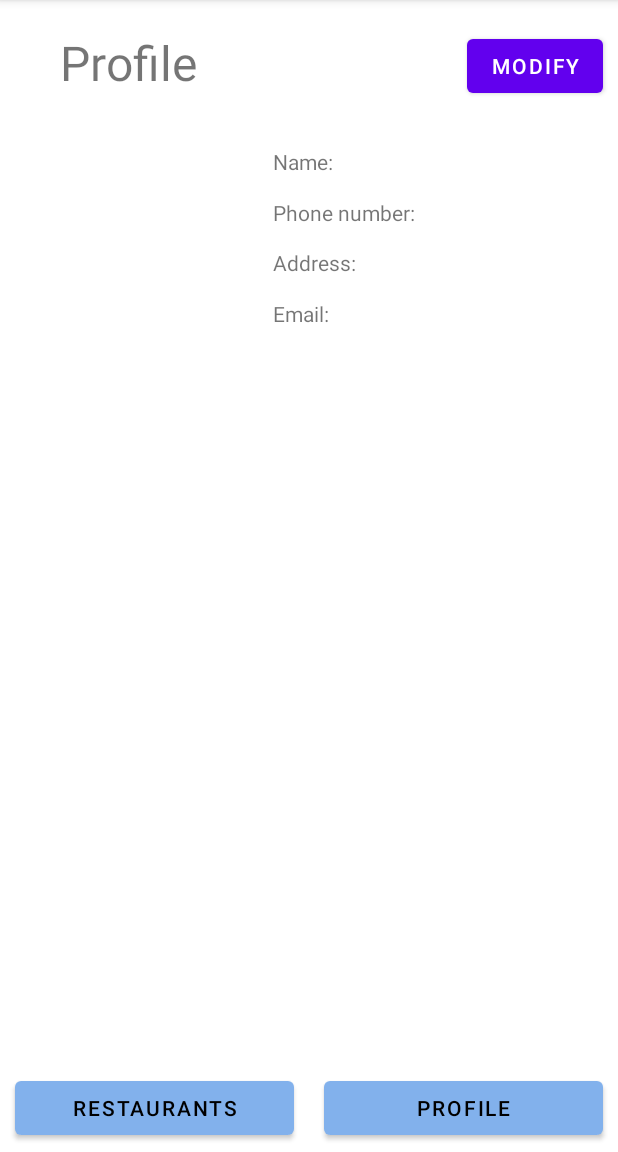
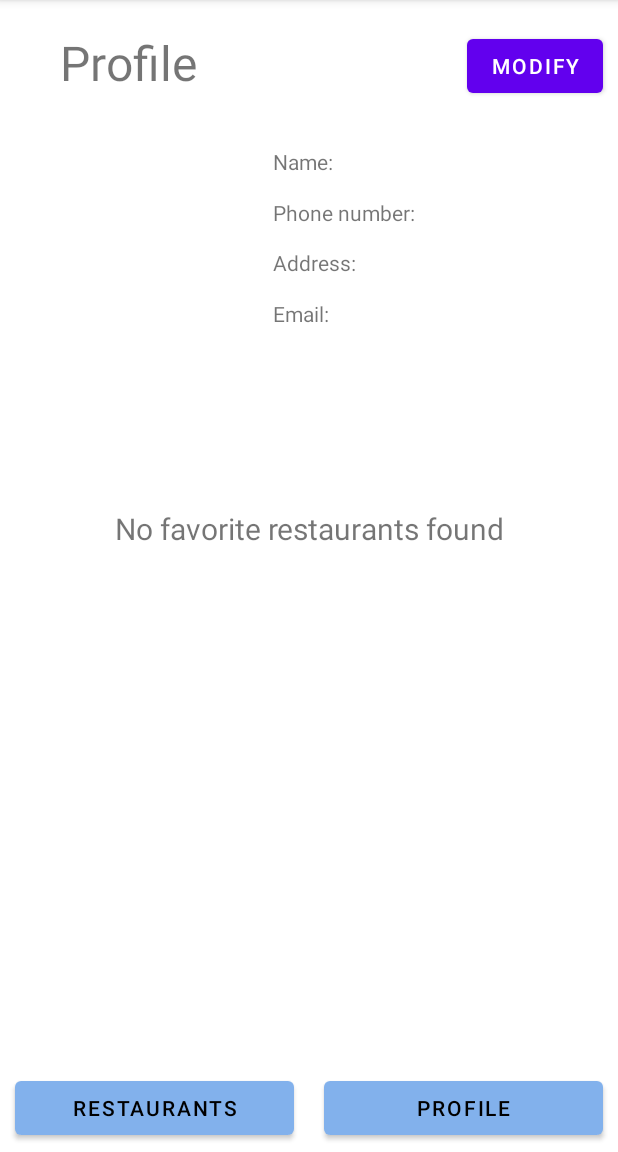
Before and after one commit to SomaiNorbert/WhereToEat, an Android app: the fragment FragmentProfile placed in its activity, on a phone screen of 412 x 824 dp, the part 84-1236 px from its top. Run offline under Robolectric (Android 15) with nearby library versions, the phone set to English and light mode, and no system bars; network calls fail; pictures from the network do not load.

Commit message:
Profile screen now shows the favorite restaurants

```diff
--- a/app/src/main/java/com/example/wheretoeat/MySqliteHandler.kt
+++ b/app/src/main/java/com/example/wheretoeat/MySqliteHandler.kt
@@ -76,7 +76,7 @@ class MySqliteHandler(context: Context) : SQLiteOpenHelper(context, DATABASE_NAM
         database.execSQL(
             "UPDATE $TABLE_PROFILE SET $COLUMN_NAME = '" + profile.name + "' , $COLUMN_PHONE_NUMBER = '" + profile.phoneNumber +
                     "' , $COLUMN_ADDRESS = '" + profile.address + "' , $COLUMN_EMAIL = '" + profile.email + "' , $COLUMN_IMAGE = '" + profile.image + "'"
-        )//TODO
+        )
         database.close()
     }
 
@@ -116,7 +116,7 @@ class MySqliteHandler(context: Context) : SQLiteOpenHelper(context, DATABASE_NAM
         return false
     }
 
-
+    //TODO Change Favorite table.
 
 
 
--- a/app/src/main/java/com/example/wheretoeat/OpenTableAPI.kt
+++ b/app/src/main/java/com/example/wheretoeat/OpenTableAPI.kt
@@ -10,7 +10,7 @@ import retrofit2.http.Query
 
 interface OpenTableAPI {
 
-    @GET("restaurants?")//TODO
+    @GET("restaurants?")
     fun getRestaurants(@Query("city") city:String):Call<ResponseDS>
 
     @GET("cities")
--- a/app/src/main/java/com/example/wheretoeat/RecyclerViewAdapter.kt
+++ b/app/src/main/java/com/example/wheretoeat/RecyclerViewAdapter.kt
@@ -24,14 +24,13 @@ class RecyclerViewAdapter(
         //holder.imageView.setImageResource(R.drawable.defaultimg);
         holder.textTitle.text = currentItem.title
         holder.textAddress.text = currentItem.address
-        holder.textPrice.text = currentItem.price.toString()
+        val txt = "Price: " + currentItem.price.toString()
+        holder.textPrice.text = txt
         if(currentItem.favorite){
             holder.imageViewStar.setImageResource(R.drawable.favorite);
         }else{
             holder.imageViewStar.setImageResource(R.drawable.star);
         }
-
-
     }
 
     override fun getItemCount() = exampleList.size
@@ -54,7 +53,6 @@ class RecyclerViewAdapter(
                 listener.onItemClick(position)
             }
         }
-
     }
 
     interface OnItemClickedListener{
--- a/app/src/main/java/com/example/wheretoeat/fragments/FragmentProfile.kt
+++ b/app/src/main/java/com/example/wheretoeat/fragments/FragmentProfile.kt
@@ -10,12 +10,26 @@ import android.widget.Button
 import android.widget.ImageView
 import android.widget.TextView
 import androidx.fragment.app.Fragment
-import com.example.wheretoeat.MainActivity
-import com.example.wheretoeat.MySqliteHandler
-import com.example.wheretoeat.R
+import androidx.recyclerview.widget.LinearLayoutManager
+import androidx.recyclerview.widget.RecyclerView
+import com.example.wheretoeat.*
+import com.example.wheretoeat.models.ExampleItem
+import com.example.wheretoeat.models.Restaurant
+import retrofit2.Call
+import retrofit2.Retrofit
+import retrofit2.converter.gson.GsonConverterFactory
 
 
-class FragmentProfile : Fragment() {
+class FragmentProfile : Fragment(), RecyclerViewAdapter.OnItemClickedListener  {
+
+    lateinit var txtNoFavorites:TextView
+    lateinit var rViewFavorites:RecyclerView
+    lateinit var currentList:ArrayList<ExampleItem>
+
+    override fun onResume(){
+        super.onResume()
+        showFavorites()
+    }
 
     override fun onCreateView(
         inflater: LayoutInflater, container: ViewGroup?,
@@ -29,6 +43,9 @@ class FragmentProfile : Fragment() {
         val txtEmail = view.findViewById<TextView>(R.id.txtEmail)
         val imgProfile = view.findViewById<ImageView>(R.id.imgProfil);
         val btnModify = view.findViewById<Button>(R.id.btnModify)
+        rViewFavorites = view.findViewById(R.id.rViewFavorites)
+        txtNoFavorites = view.findViewById(R.id.txtNoFavorites)
+        txtNoFavorites.visibility = View.INVISIBLE
 
         val databaseHandler = MySqliteHandler((activity as MainActivity).applicationContext)
         val profile = databaseHandler.getProfile()
@@ -43,7 +60,7 @@ class FragmentProfile : Fragment() {
             txt = "Email: ${profile.email}"
             txtEmail.text = txt
             //Log.d("bug", profile.image);
-            //imgProfile.setImageURI(Uri.parse(profile.image)) //TODO
+            //imgProfile.setImageURI(Uri.parse(profile.image)) //TODO set the images
         }
 
         btnModify.setOnClickListener {
@@ -53,8 +70,54 @@ class FragmentProfile : Fragment() {
                 commit()
             }
         }
+        showFavorites()
 
         return view;
     }
 
+    private fun showFavorites(){
+        val retrofit = Retrofit.Builder()
+            .baseUrl("https://opentable.herokuapp.com/api/")
+            .addConverterFactory(GsonConverterFactory.create())
+            .build()
+        val openTableAPI: OpenTableAPI = retrofit.create(OpenTableAPI::class.java)
+
+        val newList = ArrayList<ExampleItem>()
+        val databaseHandler = MySqliteHandler(activity as MainActivity)
+        val favoritesIDList = databaseHandler.getFavorites()
+        for(id in favoritesIDList){
+            val callRestaurant: Call<Restaurant> = openTableAPI.getRestaurantByID(id.toIntOrNull())
+            val responseRestaurant = callRestaurant.execute()
+            val restaurant = responseRestaurant.body()!!
+            var favorite = false
+            if(databaseHandler.isFavorite(restaurant.id)){
+                favorite = true;
+            }
+            newList.add(ExampleItem(restaurant.id, restaurant.image_url,restaurant.name, restaurant.address, restaurant.price, favorite))
+        }
+
+        if(newList.isEmpty()){
+            txtNoFavorites.visibility = View.VISIBLE
+        }
+        else{
+            txtNoFavorites.visibility = View.INVISIBLE
+        }
+        currentList = newList
+        rViewFavorites.adapter = RecyclerViewAdapter(newList, this)
+        rViewFavorites.layoutManager = LinearLayoutManager(requireContext())
+        rViewFavorites.setHasFixedSize(true)
+
+    }
+
+    override fun onItemClick(position: Int) {
+        val fragmentDetail = FragmentDetail()
+        val bundle:Bundle = Bundle();
+        bundle.putInt("id", currentList[position].id);
+        fragmentDetail.arguments = bundle;
+        (activity as MainActivity).supportFragmentManager.beginTransaction().apply {
+            replace(R.id.fragment, fragmentDetail);
+            commit()
+        }
+    }
+
 }
--- a/app/src/main/java/com/example/wheretoeat/fragments/FragmentRestaurants.kt
+++ b/app/src/main/java/com/example/wheretoeat/fragments/FragmentRestaurants.kt
@@ -28,6 +28,7 @@ class FragmentRestaurants : Fragment(), RecyclerViewAdapter.OnItemClickedListene
     private lateinit var rViewRestaurants : RecyclerView
     var onlyFavorites = false
     lateinit var onlyFavoritesCheckBox:CheckBox
+    lateinit var noRestaurants:TextView
 
     override fun onResume(){
         super.onResume()
@@ -43,11 +44,13 @@ class FragmentRestaurants : Fragment(), RecyclerViewAdapter.OnItemClickedListene
         StrictMode.setThreadPolicy(policy)
 
         val view = inflater.inflate(R.layout.fragment_restaurants, container, false)
-        rViewRestaurants = view.findViewById<RecyclerView>(R.id.rViewRestaurants)
+        rViewRestaurants = view.findViewById(R.id.rViewRestaurants)
         val etxtSearch = view.findViewById<EditText>(R.id.etxtSearch)
         val citiesSpinner = view.findViewById<Spinner>(R.id.citiesSpinner)
         val priceSpinner = view.findViewById<Spinner>(R.id.priceSpinner)
-        onlyFavoritesCheckBox = view.findViewById<CheckBox>(R.id.onlyFavoritesCheckBox)
+        onlyFavoritesCheckBox = view.findViewById(R.id.onlyFavoritesCheckBox)
+        noRestaurants = view.findViewById(R.id.txtNoRestaurants)
+        noRestaurants.visibility = View.INVISIBLE
 
         rList = ArrayList();
         var executed = false
@@ -112,7 +115,6 @@ class FragmentRestaurants : Fragment(), RecyclerViewAdapter.OnItemClickedListene
                 showRestaurants(newList)
             }
             override fun onNothingSelected(parent: AdapterView<*>?) {
-                TODO("Not yet implemented")
             }
         }
 
@@ -157,6 +159,12 @@ class FragmentRestaurants : Fragment(), RecyclerViewAdapter.OnItemClickedListene
 
     fun showRestaurants(list:ArrayList<ExampleItem>){
         currentList = list
+        if(currentList.isEmpty()){
+            noRestaurants.visibility = View.VISIBLE
+        }
+        else{
+            noRestaurants.visibility = View.INVISIBLE
+        }
         rViewRestaurants.adapter = RecyclerViewAdapter(list, this)
         rViewRestaurants.layoutManager = LinearLayoutManager(requireContext())
         rViewRestaurants.setHasFixedSize(true)
--- a/app/src/main/res/layout/fragment_detail.xml
+++ b/app/src/main/res/layout/fragment_detail.xml
@@ -35,7 +35,7 @@
         tools:src="@tools:sample/avatars" />
 
     <Button
-        android:id="@+id/button"
+        android:id="@+id/changeImgButton"
         android:layout_width="wrap_content"
         android:layout_height="wrap_content"
         android:text="Change image"
@@ -69,7 +69,7 @@
         android:textSize="18sp"
         app:layout_constraintEnd_toEndOf="parent"
         app:layout_constraintStart_toStartOf="parent"
-        app:layout_constraintTop_toBottomOf="@+id/button" />
+        app:layout_constraintTop_toBottomOf="@+id/changeImgButton" />
 
     <Button
         android:id="@+id/callButton"
--- a/app/src/main/res/layout/fragment_modify_profile.xml
+++ b/app/src/main/res/layout/fragment_modify_profile.xml
@@ -6,7 +6,6 @@
     android:layout_height="match_parent"
     tools:context=".fragments.FragmentModifyProfile">
 
-    <!-- TODO: Update blank fragment layout -->
     <EditText
         android:id="@+id/etxtPhoneNumber"
         android:layout_width="wrap_content"
--- a/app/src/main/res/layout/fragment_profile.xml
+++ b/app/src/main/res/layout/fragment_profile.xml
@@ -5,6 +5,17 @@
     android:layout_width="match_parent"
     android:layout_height="match_parent"
     tools:context=".fragments.FragmentProfile">
+
+    <TextView
+        android:id="@+id/txtNoFavorites"
+        android:layout_width="wrap_content"
+        android:layout_height="wrap_content"
+        android:text="No favorite restaurants found"
+        android:textSize="20sp"
+        app:layout_constraintBottom_toBottomOf="parent"
+        app:layout_constraintEnd_toEndOf="parent"
+        app:layout_constraintStart_toStartOf="parent"
+        app:layout_constraintTop_toTopOf="parent" />
 
     <ImageView
         android:id="@+id/imgProfil"
@@ -85,6 +96,7 @@
         app:layout_constraintTop_toTopOf="parent" />
 
     <androidx.recyclerview.widget.RecyclerView
+        android:id="@+id/rViewFavorites"
         android:layout_width="0dp"
         android:layout_height="0dp"
         android:layout_marginStart="20dp"
--- a/app/src/main/res/values/strings.xml
+++ b/app/src/main/res/values/strings.xml
@@ -1,6 +1,4 @@
 <resources>
     <string name="app_name">WhereToEat</string>
-    <!-- TODO: Remove or change this placeholder text -->
     <string name="hello_blank_fragment">Hello blank fragment</string>
-    <!-- TODO: Remove or change this placeholder text -->
 </resources>
```
Also changed, not shown: app/src/main/java/com/example/wheretoeat/fragments/FragmentDetail.kt (+19 -9 lines), app/src/main/res/layout/fragment_restaurants.xml (+11 -1 lines).
